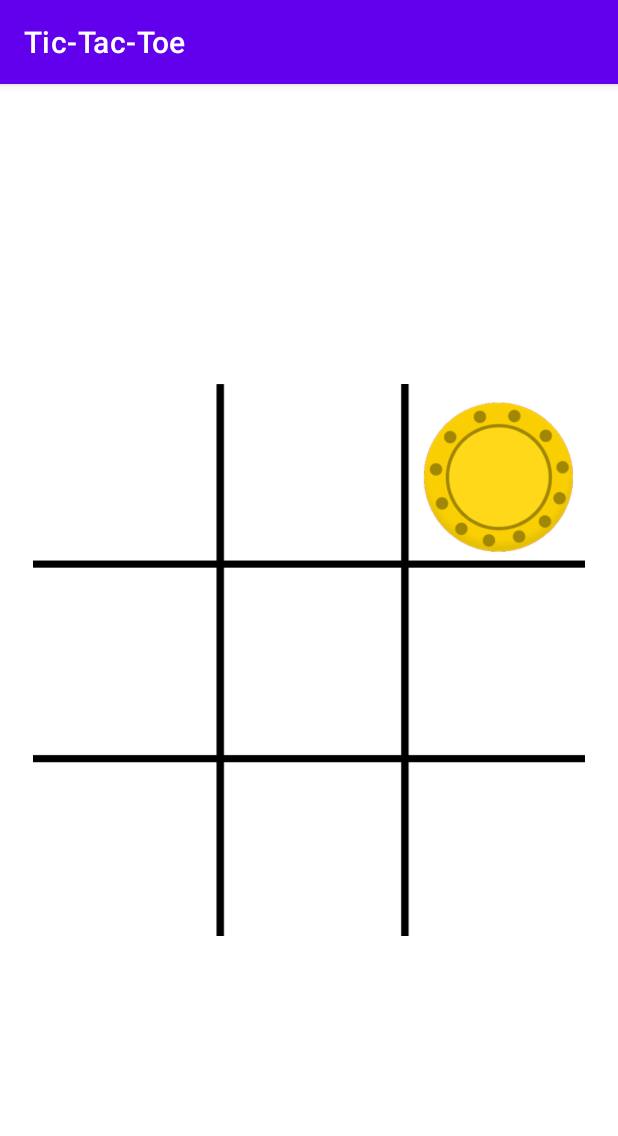
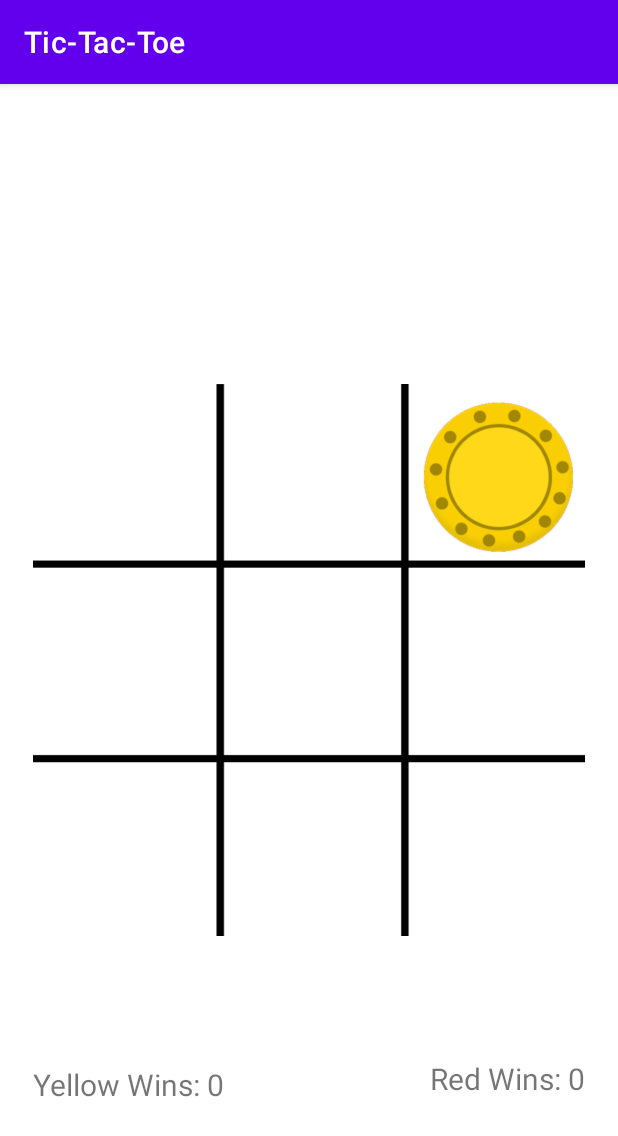
Before and after one commit to yadvender12/Tic-Tac-Toe, an Android app: the screen it shows after launch (MainActivity), after a tap on "Coin3", on a phone screen of 412 x 824 dp. Shown: the top 1136 px of the screen. Run offline under Robolectric (Android 15) with nearby library versions, the phone set to English and light mode, and no system bars.

Commit message:
Game Complete.

```diff
--- a/app/src/main/java/com/mock/tic_tac_toe/MainActivity.java
+++ b/app/src/main/java/com/mock/tic_tac_toe/MainActivity.java
@@ -5,30 +5,95 @@ import androidx.appcompat.app.AppCompatActivity;
 import android.os.Bundle;
 import android.util.Log;
 import android.view.View;
+import android.widget.Button;
+import androidx.gridlayout.widget.GridLayout;
 import android.widget.ImageView;
+import android.widget.TextView;
+import android.widget.Toast;
+
+import org.w3c.dom.Text;
 
 public class MainActivity extends AppCompatActivity {
     String activePlayer="yellow";
-    String[] gameState={"","","","","","","","",""};
-    int[][] winningstate={{0,1,2},{3,4,5},{6,7,8},{0,4,8},{0,3,6},{1,4,7},{2,5,8},{2,4,6}};
+    String[] gameState={"null","null","null","null","null","null","null","null","null"};
+    int[][] winningStates={{0,1,2},{3,4,5},{6,7,8},{0,4,8},{0,3,6},{1,4,7},{2,5,8},{2,4,6}};
+    boolean gameActive=true;
+    static int yellowWins=0;
+    static int redWins=0;
+    int coinCount=0;
     public void dropIn(View view){
         ImageView counter= (ImageView) view;
         Log.i("Tag", counter.getTag().toString());
         int getState=Integer.parseInt(counter.getTag().toString());
-        gameState[getState]=activePlayer;
-        counter.setTranslationY(-1500);
-        if(activePlayer=="yellow")
-        {
-            counter.setImageResource(R.drawable.yellow);
-            activePlayer="red";
+        if(gameState[getState].equals("null") && gameActive) {
+            coinCount++;
+            gameState[getState] = activePlayer;
+            counter.setTranslationY(-1500);
+            if (activePlayer.equals("yellow")) {
+                counter.setImageResource(R.drawable.yellow);
+                activePlayer = "red";
+            } else {
+                counter.setImageResource(R.drawable.red);
+                activePlayer = "yellow";
+            }
+            counter.animate().translationYBy(1500).rotation(3600).setDuration(300);
+            checkWinning(counter);
         }
-        else
-        {
-            counter.setImageResource(R.drawable.red);
-            activePlayer="yellow";
+        if(coinCount==9 && gameActive){
+            Toast.makeText(this , "Game Tied", Toast.LENGTH_SHORT).show();
+            Button playAgainButton=(Button) findViewById(R.id.playAgainButton);
+            TextView gameOver=(TextView)findViewById(R.id.gameOver);
+            gameOver.setText("Game Over! Its a Tie");
+            playAgainButton.setVisibility(View.VISIBLE);
+            gameOver.setVisibility(View.VISIBLE);
         }
-        counter.animate().translationYBy(1500).rotation(3600).setDuration(300);
+    }
 
+    private void checkWinning(ImageView counter) {
+        for(int[] winningState : winningStates){
+            if(gameState[winningState[0]].equals(gameState[winningState[1]])
+                    && gameState[winningState[1]].equals(gameState[winningState[2]])
+                    && !gameState[winningState[0]].equals("null") ){
+                gameActive=false;
+                String winner="";
+                if(activePlayer.equals("yellow")){
+                    winner="Red";
+                    redWins++;
+                    TextView redWinsText=(TextView)findViewById(R.id.redWins);
+                    redWinsText.setText("Red Wins: "+redWins);
+                }
+                else{
+                    winner="Yellow";
+                    yellowWins++;
+                    TextView yellowWinsText=(TextView)findViewById(R.id.yellowWins);
+                    yellowWinsText.setText("Yellow Wins: "+yellowWins);
+                }
+                Toast.makeText(this , winner+" has Won", Toast.LENGTH_SHORT).show();
+                Button playAgainButton=(Button) findViewById(R.id.playAgainButton);
+                TextView gameOver=(TextView)findViewById(R.id.gameOver);
+                gameOver.setText("Game Over! "+winner+" has Won");
+                playAgainButton.setVisibility(View.VISIBLE);
+                gameOver.setVisibility(View.VISIBLE);
+            }
+        }
+    }
+
+    public void playAgain(View view){
+        Button playAgainButton=(Button) findViewById(R.id.playAgainButton);
+        TextView gameOver=(TextView)findViewById(R.id.gameOver);
+        GridLayout gridLayout=(GridLayout)findViewById(R.id.gridLayout);
+
+        playAgainButton.setVisibility(View.INVISIBLE);
+        gameOver.setVisibility(View.INVISIBLE);
+
+        for(int i=0;i<gridLayout.getChildCount();i++){
+            ImageView counter=(ImageView)gridLayout.getChildAt(i);
+            counter.setImageDrawable(null);
+            gameState[i]="null";
+        }
+        activePlayer="yellow";
+        gameActive=true;
+        coinCount=0;
     }
     @Override
     protected void onCreate(Bundle savedInstanceState) {
--- a/app/src/main/res/layout/activity_main.xml
+++ b/app/src/main/res/layout/activity_main.xml
@@ -7,6 +7,7 @@
     tools:context=".MainActivity">
 
     <androidx.gridlayout.widget.GridLayout
+        android:id="@+id/gridLayout"
         android:layout_width="368dp"
         android:layout_height="368dp"
         android:layout_marginStart="8dp"
@@ -120,4 +121,59 @@
             app:layout_column="0"
             app:layout_row="1" />
     </androidx.gridlayout.widget.GridLayout>
+
+    <TextView
+        android:id="@+id/gameOver"
+        android:layout_width="wrap_content"
+        android:layout_height="wrap_content"
+        android:layout_marginStart="169dp"
+        android:layout_marginTop="4dp"
+        android:layout_marginEnd="169dp"
+        android:layout_marginBottom="4dp"
+        android:onClick="playAgain"
+        android:text="Game Over!"
+        android:textSize="20sp"
+        android:visibility="invisible"
+        app:layout_constraintBottom_toTopOf="@+id/gridLayout"
+        app:layout_constraintEnd_toEndOf="parent"
+        app:layout_constraintStart_toStartOf="parent"
+        app:layout_constraintTop_toTopOf="parent" />
+
+    <Button
+        android:id="@+id/playAgainButton"
+        android:layout_width="wrap_content"
+        android:layout_height="wrap_content"
+        android:onClick="playAgain"
+        android:text="Play Again"
+        android:visibility="invisible"
+        app:layout_constraintEnd_toEndOf="parent"
+        app:layout_constraintStart_toStartOf="parent"
+        app:layout_constraintTop_toBottomOf="@+id/gameOver" />
+
+    <TextView
+        android:id="@+id/yellowWins"
+        android:layout_width="wrap_content"
+        android:layout_height="wrap_content"
+        android:layout_marginStart="22dp"
+        android:layout_marginTop="77dp"
+        android:layout_marginBottom="87dp"
+        android:text="Yellow Wins: 0"
+        android:textSize="20sp"
+        app:layout_constraintBottom_toBottomOf="parent"
+        app:layout_constraintStart_toStartOf="parent"
+        app:layout_constraintTop_toBottomOf="@+id/gridLayout"
+        app:layout_constraintVertical_bias="1.0" />
+
+    <TextView
+        android:id="@+id/redWins"
+        android:layout_width="wrap_content"
+        android:layout_height="wrap_content"
+        android:layout_marginTop="77dp"
+        android:layout_marginEnd="22dp"
+        android:layout_marginBottom="87dp"
+        android:text="Red Wins: 0"
+        android:textSize="20sp"
+        app:layout_constraintBottom_toBottomOf="parent"
+        app:layout_constraintEnd_toEndOf="parent"
+        app:layout_constraintTop_toBottomOf="@+id/gridLayout" />
 </androidx.constraintlayout.widget.ConstraintLayout>
```
